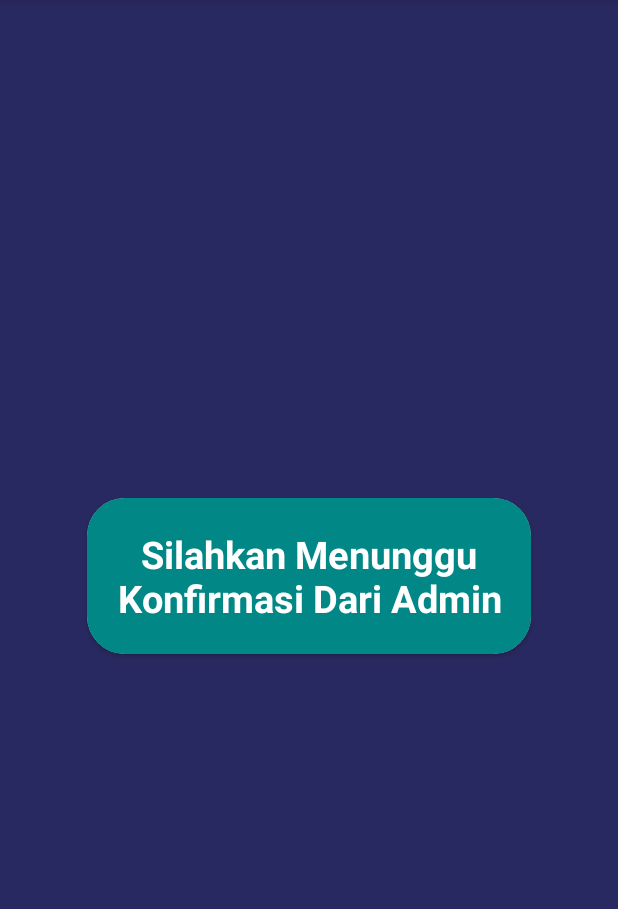
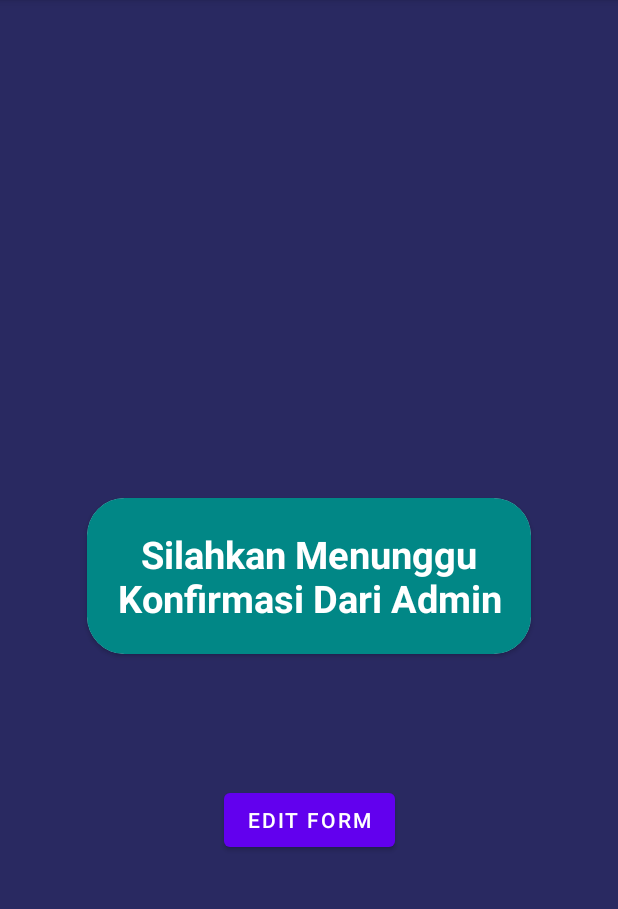
Before and after one commit to ahmadirfaan/EROS-Mobile, an Android app: the fragment ConfirmAccountFragment shown on its own in the app's theme, on a phone screen of 412 x 824 dp, the part 84-993 px from its top. Run offline under Robolectric (Android 15) with nearby library versions, the phone set to English and light mode, and no system bars; our stand-ins replace Dagger/Hilt's generated code.

Commit message:
Adding Navigation For Form Edit

```diff
--- a/app/src/main/java/com/finalproject/presentations/employee/account/ConfirmAccountFragment.kt
+++ b/app/src/main/java/com/finalproject/presentations/employee/account/ConfirmAccountFragment.kt
@@ -1,13 +1,25 @@
 package com.finalproject.presentations.employee.account
 
+import android.content.SharedPreferences
 import android.os.Bundle
-import androidx.fragment.app.Fragment
 import android.view.LayoutInflater
 import android.view.View
 import android.view.ViewGroup
-import com.finalproject.R
+import androidx.activity.addCallback
+import androidx.fragment.app.Fragment
+import com.finalproject.databinding.FragmentConfirmAccountBinding
+import com.finalproject.utils.AppConstant
+import dagger.hilt.android.AndroidEntryPoint
+import javax.inject.Inject
 
+@AndroidEntryPoint
 class ConfirmAccountFragment : Fragment() {
+
+
+    @Inject
+    lateinit var sharedPreferences: SharedPreferences
+
+    private lateinit var binding: FragmentConfirmAccountBinding
 
     override fun onCreate(savedInstanceState: Bundle?) {
         super.onCreate(savedInstanceState)
@@ -17,7 +29,18 @@ class ConfirmAccountFragment : Fragment() {
         inflater: LayoutInflater, container: ViewGroup?,
         savedInstanceState: Bundle?
     ): View? {
-        return inflater.inflate(R.layout.fragment_confirm_account, container, false)
+        binding = FragmentConfirmAccountBinding.inflate(layoutInflater)
+        requireActivity().onBackPressedDispatcher.addCallback(this) {
+            requireActivity().finish()
+        }
+        clearSharedPreferences()
+        return binding.root
+    }
+
+    private fun clearSharedPreferences() {
+        sharedPreferences.edit().remove(AppConstant.ON_LOGIN_FINISHED).apply()
+        sharedPreferences.edit().remove(AppConstant.APP_ID_LOGIN).apply()
+        sharedPreferences.edit().remove(AppConstant.APP_ID_EMPLOYEE).apply()
     }
 
     companion object {
--- a/app/src/main/res/layout/fragment_confirm_account.xml
+++ b/app/src/main/res/layout/fragment_confirm_account.xml
@@ -9,27 +9,40 @@
 
     <!-- TODO: Update blank fragment layout -->
     <androidx.cardview.widget.CardView
+        android:id="@+id/cardView"
         android:layout_width="wrap_content"
         android:layout_height="wrap_content"
-        app:cardCornerRadius="25dp"
         android:layout_marginStart="25dp"
         android:layout_marginEnd="25dp"
+        app:cardCornerRadius="25dp"
+        app:layout_constraintBottom_toBottomOf="parent"
+        app:layout_constraintEnd_toEndOf="parent"
         app:layout_constraintStart_toStartOf="parent"
-        app:layout_constraintEnd_toEndOf="parent"
-        app:layout_constraintTop_toTopOf="parent"
-        app:layout_constraintBottom_toBottomOf="parent">
+        app:layout_constraintTop_toTopOf="parent">
 
         <TextView
-            android:background="@color/teal_700"
             android:layout_width="wrap_content"
             android:layout_height="wrap_content"
-            android:textStyle="bold"
+            android:background="@color/teal_700"
+            android:fontFamily="sans-serif"
             android:padding="20dp"
+            android:text="Silahkan Menunggu\nKonfirmasi Dari Admin"
             android:textAlignment="center"
             android:textColor="@color/white"
-            android:fontFamily="sans-serif"
-            android:text="Silahkan Menunggu\nKonfirmasi Dari Admin"
-            android:textSize="25sp"/>
+            android:textSize="25sp"
+            android:textStyle="bold" />
+
     </androidx.cardview.widget.CardView>
 
+    <com.google.android.material.button.MaterialButton
+        android:layout_width="wrap_content"
+        android:layout_height="wrap_content"
+        android:layout_marginTop="50dp"
+        android:text="Edit Form"
+        app:layout_constraintBottom_toBottomOf="parent"
+        app:layout_constraintEnd_toEndOf="parent"
+        app:layout_constraintStart_toStartOf="parent"
+        app:layout_constraintTop_toBottomOf="@+id/cardView"
+        app:layout_constraintVertical_bias="0.157" />
+
 </androidx.constraintlayout.widget.ConstraintLayout>
```
Also changed, not shown: app/src/main/java/com/finalproject/presentations/employee/account/FormProfileEmployeeFragment.kt (+25 -2 lines), app/src/main/java/com/finalproject/presentations/login/LoginFragment.kt (+27 -5 lines), app/src/main/java/com/finalproject/presentations/login/LoginViewModel.kt (+49 -1 lines), app/src/main/java/com/finalproject/utils/AppConstant.kt (+4 -3 lines), app/src/main/res/navigation/navigation_graph.xml (+17 -1 lines).
